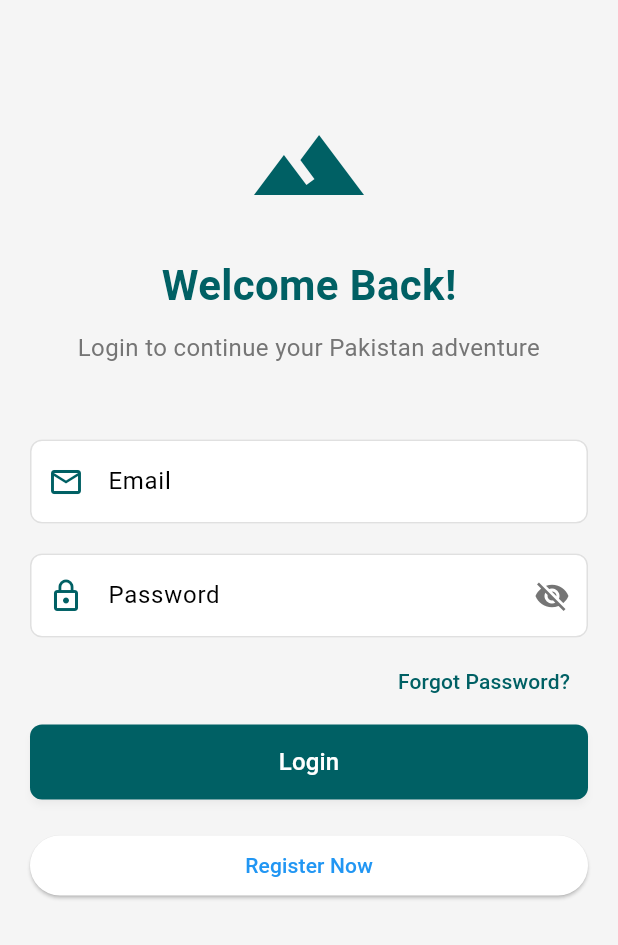
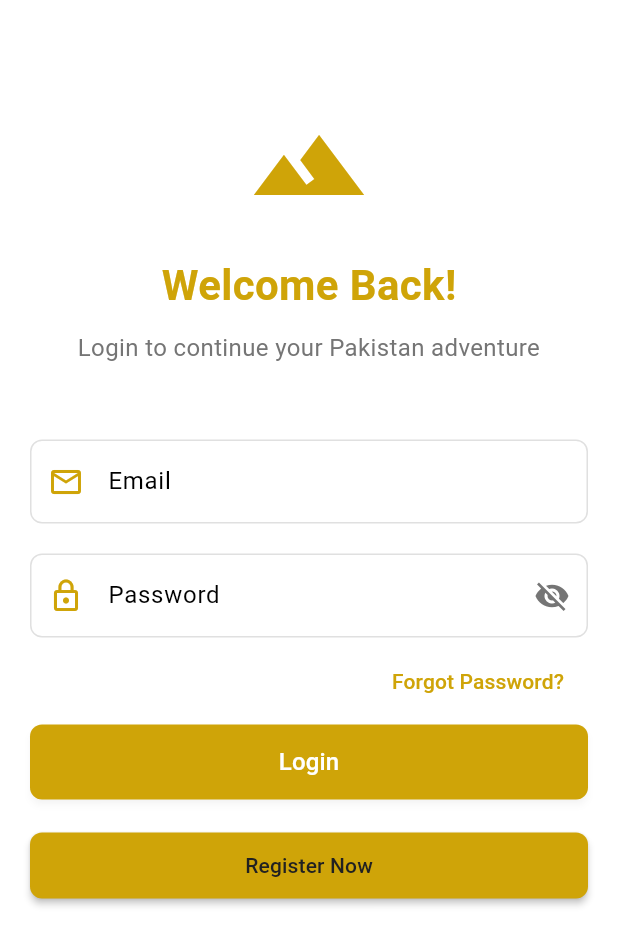
Before and after one commit to mraleey/pak_tour_final, a Flutter app: the screen it shows after launch, on a phone screen of 412 x 824 dp. Shown: the top 945 px of the screen. Run offline on Flutter 3.47's test engine with Material 3 defaults, Android fonts, the light colour scheme and no system bars; our stand-ins replace cloud_firestore, firebase_auth, firebase_core, get, google_maps_flutter, shared_preferences; accounts and stored records are empty; Roboto replaces fonts that are missing (Poppins).

Commit message:
Updated theme

```diff
--- a/lib/controllers/auth_controller.dart
+++ b/lib/controllers/auth_controller.dart
@@ -2,7 +2,7 @@ import 'package:get/get.dart';
 import 'package:firebase_auth/firebase_auth.dart';
 import 'package:cloud_firestore/cloud_firestore.dart';
 import 'package:flutter/material.dart';
-import 'package:pak_tour_final/utils/app_colors.dart';
+import 'package:trekxo_travels/utils/app_colors.dart';
 import '../models/user_model.dart';
 import '../app_constants.dart';
 import '../views/home_screen.dart';
--- a/lib/main.dart
+++ b/lib/main.dart
@@ -10,6 +10,7 @@ import 'controllers/chat_controller.dart';
 import 'firebase_options.dart';
 import 'views/splash_screen.dart';
 import 'utils/app_colors.dart';
+import 'utils/app_theme.dart';
 
 void main() async {
   WidgetsFlutterBinding.ensureInitialized();
@@ -36,29 +37,9 @@ class MyApp extends StatelessWidget {
     Get.put(ChatController(), permanent: true);
 
     return GetMaterialApp(
-      title: 'Pakistan Tourism',
+      title: 'Trekxo Travels',
       debugShowCheckedModeBanner: false,
-      theme: ThemeData(
-        primaryColor: AppColors.primaryColor,
-        colorScheme: ColorScheme.fromSwatch().copyWith(
-          secondary: AppColors.accentColor,
-          surface: AppColors.backgroundColor,
-        ),
-        fontFamily: 'Poppins',
-        scaffoldBackgroundColor: AppColors.backgroundColor,
-        appBarTheme: AppBarTheme(
-          backgroundColor: AppColors.primaryColor,
-          elevation: 0,
-          centerTitle: true,
-          titleTextStyle: const TextStyle(
-            fontFamily: 'Poppins',
-            fontSize: 18,
-            fontWeight: FontWeight.w600,
-            color: Colors.white,
-          ),
-          iconTheme: const IconThemeData(color: Colors.white),
-        ),
-      ),
+      theme: AppTheme.lightTheme,
       home: SplashScreen(),
     );
   }
--- a/lib/models/wishlist_model.dart
+++ b/lib/models/wishlist_model.dart
@@ -1,4 +1,4 @@
-import 'package:pak_tour_final/models/place_model.dart';
+import 'package:trekxo_travels/models/place_model.dart';
 
 class WishlistModel {
   final String id;
--- a/lib/utils/app_colors.dart
+++ b/lib/utils/app_colors.dart
@@ -2,10 +2,10 @@ import 'package:flutter/material.dart';
 
 class AppColors {
   // Primary color - Main brand color
-  static const Color primaryColor = Color(0xFF006064);
+  static const Color primaryColor = Color(0xFFcfa408);
 
   // Accent color - Complementary to primary
-  static const Color accentColor = Color(0xFFFF6F00);
+  static const Color accentColor = Color(0xFF006064);
 
   // Background color - Main screen background
   static const Color backgroundColor = Color(0xFFF5F5F5);
--- /dev/null
+++ b/lib/utils/app_theme.dart
@@ -0,0 +1,196 @@
+import 'package:flutter/material.dart';
+import 'app_colors.dart';
+
+class AppTheme {
+  static ThemeData get lightTheme {
+    return ThemeData(
+      useMaterial3: true,
+      colorScheme: ColorScheme.light(
+        primary: AppColors.primaryColor,
+        secondary: AppColors.accentColor,
+        surface: AppColors.surfaceColor,
+        background: AppColors.backgroundColor,
+        error: AppColors.errorColor,
+      ),
+
+      // AppBar Theme
+      appBarTheme: const AppBarTheme(
+        backgroundColor: AppColors.primaryColor,
+        foregroundColor: AppColors.textPrimaryColor,
+        elevation: 0,
+        centerTitle: true,
+      ),
+
+      // Elevated Button Theme
+      elevatedButtonTheme: ElevatedButtonThemeData(
+        style: ElevatedButton.styleFrom(
+          backgroundColor: AppColors.primaryColor,
+          foregroundColor: AppColors.textPrimaryColor,
+          elevation: 2,
+          padding: const EdgeInsets.symmetric(horizontal: 24, vertical: 12),
+          shape: RoundedRectangleBorder(
+            borderRadius: BorderRadius.circular(8),
+          ),
+        ),
+      ),
+
+      // Text Button Theme
+      textButtonTheme: TextButtonThemeData(
+        style: TextButton.styleFrom(
+          foregroundColor: AppColors.primaryColor,
+          padding: const EdgeInsets.symmetric(horizontal: 16, vertical: 8),
+        ),
+      ),
+
+      // Outlined Button Theme
+      outlinedButtonTheme: OutlinedButtonThemeData(
+        style: OutlinedButton.styleFrom(
+          foregroundColor: AppColors.primaryColor,
+          side: const BorderSide(color: AppColors.primaryColor),
+          padding: const EdgeInsets.symmetric(horizontal: 24, vertical: 12),
+          shape: RoundedRectangleBorder(
+            borderRadius: BorderRadius.circular(8),
+          ),
+        ),
+      ),
+
+      // Input Decoration Theme
+      inputDecorationTheme: InputDecorationTheme(
+        filled: true,
+        fillColor: AppColors.surfaceColor,
+        border: OutlineInputBorder(
+          borderRadius: BorderRadius.circular(8),
+          borderSide: const BorderSide(color: AppColors.borderColor),
+        ),
+        enabledBorder: OutlineInputBorder(
+          borderRadius: BorderRadius.circular(8),
+          borderSide: const BorderSide(color: AppColors.borderColor),
+        ),
+        focusedBorder: OutlineInputBorder(
+          borderRadius: BorderRadius.circular(8),
+          borderSide: const BorderSide(color: AppColors.primaryColor, width: 2),
+        ),
+        errorBorder: OutlineInputBorder(
+          borderRadius: BorderRadius.circular(8),
+          borderSide: const BorderSide(color: AppColors.errorColor),
+        ),
+        contentPadding:
+            const EdgeInsets.symmetric(horizontal: 16, vertical: 16),
+      ),
+
+      // Card Theme
+      cardTheme: CardTheme(
+        color: AppColors.surfaceColor,
+        elevation: 2,
+        shape: RoundedRectangleBorder(
+          borderRadius: BorderRadius.circular(12),
+        ),
+      ),
+
+      // Bottom Navigation Bar Theme
+      bottomNavigationBarTheme: const BottomNavigationBarThemeData(
+        backgroundColor: AppColors.surfaceColor,
+        selectedItemColor: AppColors.primaryColor,
+        unselectedItemColor: AppColors.textSecondaryColor,
+        type: BottomNavigationBarType.fixed,
+        elevation: 8,
+      ),
+
+      // Floating Action Button Theme
+      floatingActionButtonTheme: const FloatingActionButtonThemeData(
+        backgroundColor: AppColors.primaryColor,
+        foregroundColor: AppColors.textPrimaryColor,
+      ),
+
+      // Text Theme
+      textTheme: const TextTheme(
+        displayLarge: TextStyle(
+          color: AppColors.textPrimaryColor,
+          fontSize: 32,
+          fontWeight: FontWeight.bold,
+        ),
+        displayMedium: TextStyle(
+          color: AppColors.textPrimaryColor,
+          fontSize: 28,
+          fontWeight: FontWeight.bold,
+        ),
+        displaySmall: TextStyle(
+          color: AppColors.textPrimaryColor,
+          fontSize: 24,
+          fontWeight: FontWeight.bold,
+        ),
+        headlineMedium: TextStyle(
+          color: AppColors.textPrimaryColor,
+          fontSize: 20,
+          fontWeight: FontWeight.w600,
+        ),
+        titleLarge: TextStyle(
+          color: AppColors.textPrimaryColor,
+          fontSize: 18,
+          fontWeight: FontWeight.w600,
+        ),
+        bodyLarge: TextStyle(
+          color: AppColors.textPrimaryColor,
+          fontSize: 16,
+        ),
+        bodyMedium: TextStyle(
+          color: AppColors.textSecondaryColor,
+          fontSize: 14,
+        ),
+      ),
+
+      // Divider Theme
+      dividerTheme: const DividerThemeData(
+        color: AppColors.dividerColor,
+        thickness: 1,
+        space: 24,
+      ),
+
+      // Progress Indicator Theme
+      progressIndicatorTheme: const ProgressIndicatorThemeData(
+        color: AppColors.primaryColor,
+        linearTrackColor: AppColors.borderColor,
+      ),
+
+      // Checkbox Theme
+      checkboxTheme: CheckboxThemeData(
+        fillColor: MaterialStateProperty.resolveWith<Color>((states) {
+          if (states.contains(MaterialState.selected)) {
+            return AppColors.primaryColor;
+          }
+          return Colors.transparent;
+        }),
+        side: const BorderSide(color: AppColors.borderColor),
+        shape: RoundedRectangleBorder(
+          borderRadius: BorderRadius.circular(4),
+        ),
+      ),
+
+      // Radio Theme
+      radioTheme: RadioThemeData(
+        fillColor: MaterialStateProperty.resolveWith<Color>((states) {
+          if (states.contains(MaterialState.selected)) {
+            return AppColors.primaryColor;
+          }
+          return AppColors.borderColor;
+        }),
+      ),
+
+      // Switch Theme
+      switchTheme: SwitchThemeData(
+        thumbColor: MaterialStateProperty.resolveWith<Color>((states) {
+          if (states.contains(MaterialState.selected)) {
+            return AppColors.primaryColor;
+          }
+          return AppColors.surfaceColor;
+        }),
+        trackColor: MaterialStateProperty.resolveWith<Color>((states) {
+          if (states.contains(MaterialState.selected)) {
+            return AppColors.primaryColor.withOpacity(0.5);
+          }
+          return AppColors.borderColor;
+        }),
+      ),
+    );
+  }
+}
--- a/lib/views/auth/forgot_password.dart
+++ b/lib/views/auth/forgot_password.dart
@@ -1,6 +1,6 @@
 import 'package:flutter/material.dart';
 import 'package:get/get.dart';
-import 'package:pak_tour_final/views/auth/login_screen.dart';
+import 'package:trekxo_travels/views/auth/login_screen.dart';
 import '../../controllers/auth_controller.dart';
 import '../../utils/app_colors.dart';
 import '../../widgets/custom_button.dart';
--- a/lib/views/auth/login_screen.dart
+++ b/lib/views/auth/login_screen.dart
@@ -3,7 +3,6 @@ import 'package:get/get.dart';
 
 import '../../controllers/auth_controller.dart';
 import '../../utils/app_colors.dart';
-import '../../utils/ui_helpers.dart';
 import '../../widgets/custom_button.dart';
 import '../../widgets/custom_textfield.dart';
 import '../../widgets/loading_indicator.dart';
@@ -11,6 +10,8 @@ import 'forgot_password.dart';
 import 'signup_screen.dart';
 
 class LoginScreen extends StatefulWidget {
+  const LoginScreen({super.key});
+
   @override
   _LoginScreenState createState() => _LoginScreenState();
 }
--- a/lib/views/chat_assistant_screen.dart
+++ b/lib/views/chat_assistant_screen.dart
@@ -57,11 +57,11 @@ class ChatAssistantScreen extends StatelessWidget {
                   crossAxisAlignment: CrossAxisAlignment.start,
                   children: [
                     Text(
-                      'Pakistan Tourism Assistant',
+                      'Trekxo Travels Assistant',
                       style: TextStyle(
                         fontSize: 16,
                         fontWeight: FontWeight.bold,
-                        color: Colors.white,
+                        color: Colors.black,
                       ),
                     ),
                     SizedBox(height: 2),
@@ -69,14 +69,14 @@ class ChatAssistantScreen extends StatelessWidget {
                       'Powered by LLaMA',
                       style: TextStyle(
                         fontSize: 12,
-                        color: Colors.white.withOpacity(0.8),
+                        color: Colors.black.withOpacity(0.8),
                       ),
                     ),
                   ],
                 ),
               ),
               IconButton(
-                icon: Icon(Icons.delete_outline, color: Colors.white),
+                icon: Icon(Icons.delete_outline, color: Colors.black),
                 onPressed: () {
                   _showClearChatConfirmation();
                 },
@@ -88,7 +88,7 @@ class ChatAssistantScreen extends StatelessWidget {
             'Ask me anything about Pakistani tourism, destinations, and travel tips!',
             style: TextStyle(
               fontSize: 14,
-              color: Colors.white.withOpacity(0.9),
+              color: Colors.black.withOpacity(0.9),
             ),
             textAlign: TextAlign.center,
           ),
@@ -214,7 +214,9 @@ class ChatAssistantScreen extends StatelessWidget {
                   )
                 : InkWell(
                     onTap: () {
-                      if (_chatController.textController.text.trim().isNotEmpty) {
+                      if (_chatController.textController.text
+                          .trim()
+                          .isNotEmpty) {
                         _chatController.sendMessage(
                           _chatController.textController.text,
                         );
--- a/lib/views/home_screen.dart
+++ b/lib/views/home_screen.dart
@@ -13,6 +13,8 @@ import 'chat_assistant_screen.dart';
 import 'place_detail_screen.dart';
 
 class HomeScreen extends StatefulWidget {
+  const HomeScreen({super.key});
+
   @override
   _HomeScreenState createState() => _HomeScreenState();
 }
@@ -38,7 +40,7 @@ class _HomeScreenState extends State<HomeScreen> {
       },
       child: Scaffold(
         appBar: AppBar(
-          title: Text('Pakistan Tourism'),
+          title: Text('Trekxo Travels'),
           actions: [
             IconButton(
               icon: Icon(Icons.logout),
@@ -56,7 +58,7 @@ class _HomeScreenState extends State<HomeScreen> {
               _currentIndex = index;
             });
           },
-          selectedItemColor: AppColors.primaryColor,
+          selectedItemColor: Colors.black,
           unselectedItemColor: Colors.grey,
           type: BottomNavigationBarType.fixed,
           items: [
@@ -139,7 +141,7 @@ class _HomeScreenState extends State<HomeScreen> {
             style: TextStyle(
               fontSize: 24,
               fontWeight: FontWeight.bold,
-              color: Colors.white,
+              color: Colors.black,
             ),
           ),
           SizedBox(height: 10),
@@ -147,7 +149,7 @@ class _HomeScreenState extends State<HomeScreen> {
             'Discover the beauty of Pakistan',
             style: TextStyle(
               fontSize: 16,
-              color: Colors.white.withOpacity(0.8),
+              color: Colors.black.withOpacity(0.8),
             ),
           ),
           SizedBox(height: 20),
@@ -238,7 +240,7 @@ class _HomeScreenState extends State<HomeScreen> {
                         },
                         style: ElevatedButton.styleFrom(
                           backgroundColor: AppColors.primaryColor,
-                          foregroundColor: Colors.white,
+                          foregroundColor: Colors.black,
                         ),
                         child: Text('Create Route Plan'),
                       ),
--- a/lib/views/place_detail_screen.dart
+++ b/lib/views/place_detail_screen.dart
@@ -118,7 +118,7 @@ class PlaceDetailScreen extends StatelessWidget {
             return Chip(
               label: Text(
                 category,
-                style: TextStyle(fontSize: 12, color: Colors.white),
+                style: TextStyle(fontSize: 12, color: Colors.black),
               ),
               backgroundColor: AppColors.primaryColor,
               padding: EdgeInsets.zero,
--- a/lib/views/route_planner_screen.dart
+++ b/lib/views/route_planner_screen.dart
@@ -14,7 +14,8 @@ class RoutePlannerScreen extends StatefulWidget {
   _RoutePlannerScreenState createState() => _RoutePlannerScreenState();
 }
 
-class _RoutePlannerScreenState extends State<RoutePlannerScreen> with SingleTickerProviderStateMixin {
+class _RoutePlannerScreenState extends State<RoutePlannerScreen>
+    with SingleTickerProviderStateMixin {
   final RouteController _routeController = Get.find<RouteController>();
   late TabController _tabController;
 
@@ -139,6 +140,7 @@ class _RoutePlannerScreenState extends State<RoutePlannerScreen> with SingleTick
               Get.back();
               Get.find<RouteController>();
             },
+            textColor: Colors.black,
           ),
         ],
       ),
@@ -385,7 +387,8 @@ class _RoutePlannerScreenState extends State<RoutePlannerScreen> with SingleTick
           child: _buildStatCard(
             icon: Icons.access_time,
             title: 'Duration',
-            value: '${(routePlan.totalTimeMinutes / 60).toStringAsFixed(1)} hrs',
+            value:
+                '${(routePlan.totalTimeMinutes / 60).toStringAsFixed(1)} hrs',
           ),
         ),
         SizedBox(width: 16),
@@ -720,7 +723,8 @@ class _RoutePlannerScreenState extends State<RoutePlannerScreen> with SingleTick
                             ),
                             child: Center(
                               child: step.place.isVisited
-                                  ? Icon(Icons.check, color: Colors.white, size: 16)
+                                  ? Icon(Icons.check,
+                                      color: Colors.white, size: 16)
                                   : Text(
                                       '${step.order}',
                                       style: TextStyle(
--- a/lib/widgets/place_card.dart
+++ b/lib/widgets/place_card.dart
@@ -206,14 +206,14 @@ class PlaceCard extends StatelessWidget {
               return Container(
                 padding: EdgeInsets.symmetric(horizontal: 10, vertical: 4),
                 decoration: BoxDecoration(
-                  color: AppColors.primaryColor.withOpacity(0.1),
+                  color: AppColors.primaryColor,
                   borderRadius: BorderRadius.circular(20),
                 ),
                 child: Text(
                   category,
                   style: TextStyle(
                     fontSize: 12,
-                    color: AppColors.primaryColor,
+                    color: Colors.black,
                   ),
                 ),
               );
--- a/pubspec.yaml
+++ b/pubspec.yaml
@@ -1,4 +1,4 @@
-name: pak_tour_final
+name: trekxo_travels
 description: "A new Flutter project."
 # The following line prevents the package from being accidentally published to
 # pub.dev using `flutter pub publish`. This is preferred for private packages.
```
Also changed, not shown: 133 other files. Lines whose indentation alone changed are shown as unchanged.
